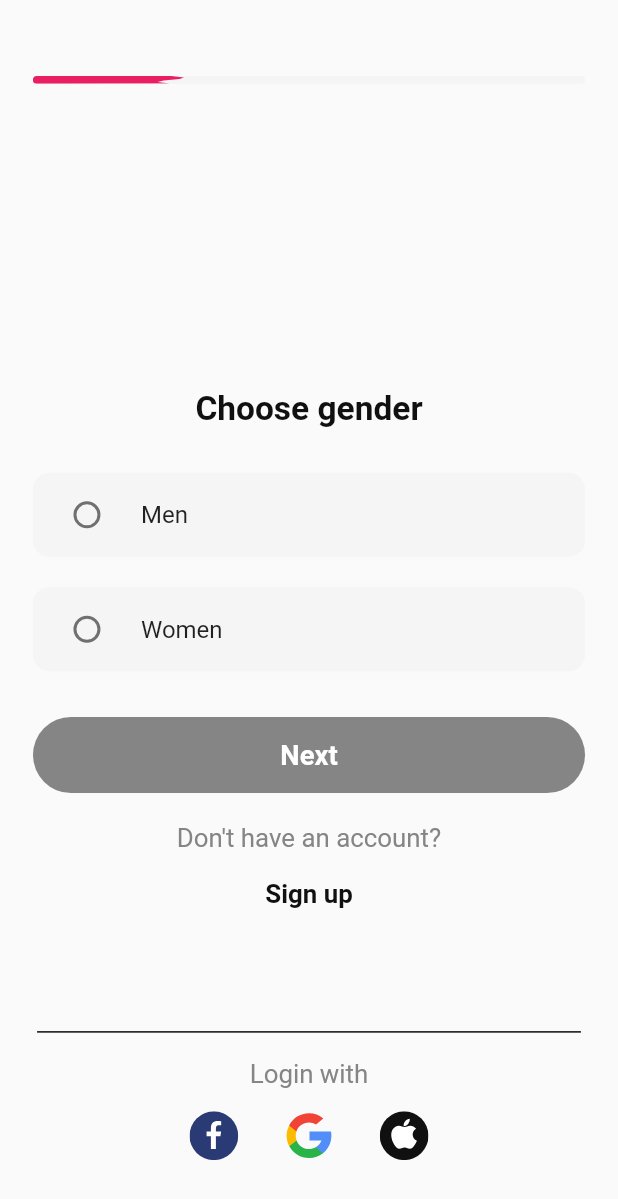
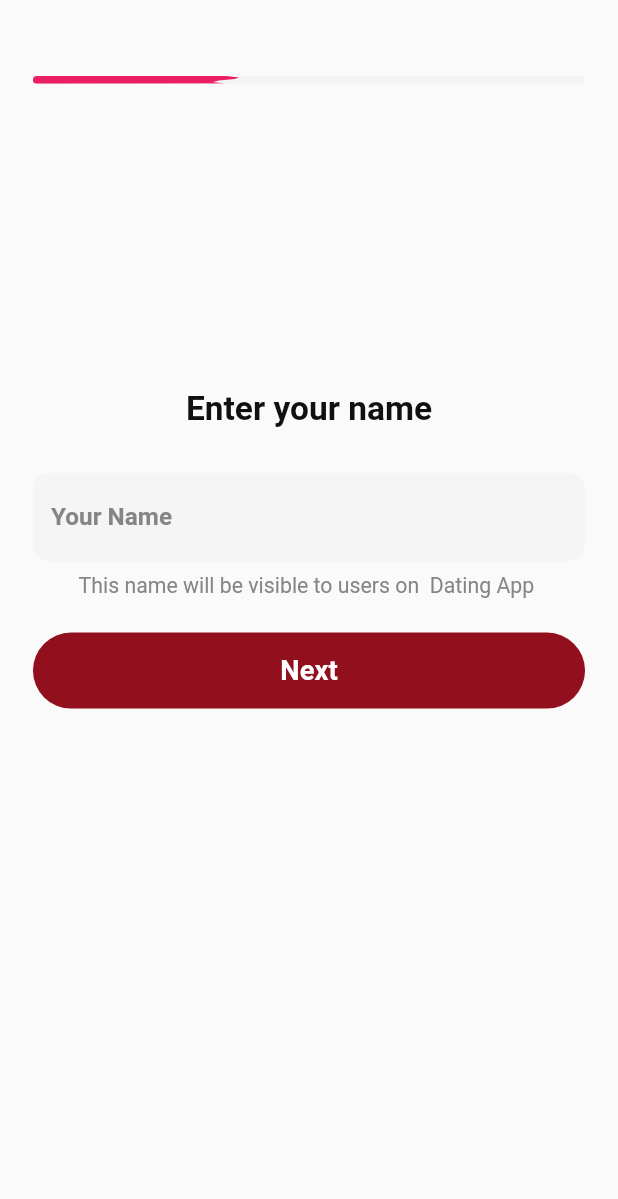
Before and after one commit to Nodirbek05/date_me_project, a Flutter app: the GenderPage screen opened directly, after a tap on "Next", on a phone screen of 412 x 824 dp. Shown: the top 1199 px of the screen. Run offline on Flutter 3.47's test engine with Material 2 defaults, Android fonts, the phone set to English and light mode, and no system bars; drawn by our look-alikes of liquid_progress_indicator; our stand-ins replace flutter_svg, pin_code_fields.

Commit message:
date of birth and name has added

```diff
--- /dev/null
+++ b/lib/screens/auth/enter_name_page.dart
@@ -0,0 +1,130 @@
+import 'package:dateme/core/app_const/app_colors.dart';
+import 'package:dateme/core/responsive/size_config.dart';
+import 'package:dateme/screens/auth/date_of_birth.dart';
+import 'package:dateme/screens/auth/phone_number_page.dart';
+import 'package:flutter/material.dart';
+import 'package:liquid_progress_indicator/liquid_progress_indicator.dart';
+
+class EnterNamePage extends StatefulWidget {
+  const EnterNamePage({Key? key}) : super(key: key);
+
+  @override
+  State<EnterNamePage> createState() => _EnterNamePageState();
+}
+
+class _EnterNamePageState extends State<EnterNamePage> {
+  @override
+  Widget build(BuildContext context) {
+    return Scaffold(
+        body: Padding(
+      padding: EdgeInsets.only(
+        top: getHeight(50.0),
+        right: getWidth(20.0),
+        left: getWidth(20.0),
+      ),
+      child: Column(
+        children: [
+          SizedBox(
+            height: getHeight(5.0),
+            child: LiquidLinearProgressIndicator(
+              value: 0.35, // Defaults to 0.5.
+              valueColor: const AlwaysStoppedAnimation(
+                  Colors.pink), // Defaults to the current Theme's accentColor.
+              backgroundColor: AppColors.lightgrey,
+              // Defaults to the current Theme's backgroundColor.
+              borderColor: Colors.transparent,
+              borderWidth: 1.0,
+              borderRadius: 12.0,
+              direction: Axis
+                  .horizontal, // The direction the liquid moves (Axis.vertical = bottom to top, Axis.horizontal = left to right). Defaults to Axis.horizontal.
+              center: Text(""),
+            ),
+          ),
+          SizedBox(
+            height: getHeight(200.0),
+          ),
+          Center(
+            child: Text(
+              "Enter your name",
+              style: TextStyle(
+                color: AppColors.black,
+                fontSize: getHeight(22.0),
+                fontWeight: FontWeight.w600,
+              ),
+            ),
+          ),
+          SizedBox(
+            height: getHeight(30.0),
+          ),
+          SizedBox(
+            child: Form(
+              child: TextFormField(
+                cursorColor: AppColors.lightgrey,
+                decoration: InputDecoration(
+                  border: OutlineInputBorder(
+                    borderSide: BorderSide.none,
+                    borderRadius: BorderRadius.circular(
+                      getWidth(10.0),
+                    ),
+                  ),
+                  fillColor: AppColors.lightgrey,
+                  filled: true,
+                  focusedBorder: OutlineInputBorder(
+                    borderSide: BorderSide.none,
+                    borderRadius: BorderRadius.circular(10.0),
+                  ),
+                  hintText: "Your Name",
+                  hintStyle: TextStyle(
+                    color: AppColors.inputtextcolor,
+                    fontSize: getHeight(16.0),
+                    fontWeight: FontWeight.w600,
+                  ),
+                ),
+              ),
+            ),
+          ),
+          SizedBox(
+            height: getHeight(8.0),
+          ),
+          Text("This name will be visible to users on  Dating App ",
+              style: TextStyle(
+                color: AppColors.inputtextcolor,
+                fontSize: getHeight(14.0),
+              )),
+          SizedBox(
+            height: getHeight(22.0),
+          ),
+          GestureDetector(
+            onTap: () {
+              Navigator.push(
+                context,
+                MaterialPageRoute(
+                  builder: (context) => const DateOfBirth(),
+                ),
+              );
+            },
+            child: Container(
+              alignment: Alignment.center,
+              height: getHeight(50.0),
+              width: getWidth(345.0),
+              decoration: BoxDecoration(
+                color: AppColors.redButton,
+                borderRadius: BorderRadius.circular(
+                  getWidth(30.0),
+                ),
+              ),
+              child: Text(
+                "Next",
+                style: TextStyle(
+                  color: AppColors.white,
+                  fontSize: getHeight(18.0),
+                  fontWeight: FontWeight.w600,
+                ),
+              ),
+            ),
+          ),
+        ],
+      ),
+    ));
+  }
+}
--- a/lib/screens/auth/gender_page.dart
+++ b/lib/screens/auth/gender_page.dart
@@ -1,4 +1,5 @@
 import 'package:dateme/core/app_const/app_colors.dart';
+import 'package:dateme/screens/auth/enter_name_page.dart';
 import 'package:flutter/material.dart';
 import 'package:flutter_svg/svg.dart';
 import 'package:liquid_progress_indicator/liquid_progress_indicator.dart';
@@ -14,6 +15,10 @@ class GenderPage extends StatefulWidget {
 }
 
 class _GenderPageState extends State<GenderPage> {
+
+
+  int genderValue= -1;
+
   @override
   Widget build(BuildContext context) {
     return Scaffold(
@@ -67,36 +72,35 @@ class _GenderPageState extends State<GenderPage> {
                           getWidth(10.0),
                         ),
                       ),
+                      value: 1,
+                      groupValue: genderValue,
+                      onChanged: (val) {
+                       setState(() {
+
+                         genderValue = 1;
+                       });
+                      },
                       tileColor: AppColors.lightgrey,
                       title: const Text("Men"),
-                      value: true,
-                      groupValue: false,
-                      onChanged: (value) {
-                        setState(() {
-                          value = false;
-                        });
-                      },
                     ),
-
                     SizedBox(
                       height: getHeight(20.0),
                     ),
-
-                     RadioListTile(
+                    RadioListTile(
                       shape: RoundedRectangleBorder(
                         borderRadius: BorderRadius.circular(
                           getWidth(10.0),
                         ),
                       ),
+                      value: 2,
+                      groupValue: genderValue,
+                      onChanged: (val) {
+                        setState(() {
+                          genderValue = 2;
+                        });
+                      },
                       tileColor: AppColors.lightgrey,
                       title: const Text("Women"),
-                      value: true,
-                      groupValue: false,
-                      onChanged: (value) {
-                        setState(() {
-                          value = false;
-                        });
-                      },
                     ),
                   ],
                 ),
@@ -105,13 +109,12 @@ class _GenderPageState extends State<GenderPage> {
             SizedBox(
               height: getHeight(30.0),
             ),
-
             GestureDetector(
               onTap: () {
                 Navigator.push(
                   context,
                   MaterialPageRoute(
-                    builder: (context) =>const GenderPage(),
+                    builder: (context) => const EnterNamePage(),
                   ),
                 );
               },
@@ -120,7 +123,7 @@ class _GenderPageState extends State<GenderPage> {
                 height: getHeight(50.0),
                 width: getWidth(345.0),
                 decoration: BoxDecoration(
-                  color: AppColors.inputtextcolor,
+                  color: genderValue == -1 ? AppColors.inputtextcolor : AppColors.redButton,
                   borderRadius: BorderRadius.circular(
                     getWidth(30.0),
                   ),
@@ -135,7 +138,7 @@ class _GenderPageState extends State<GenderPage> {
                 ),
               ),
             ),
-               SizedBox(
+            SizedBox(
               height: getHeight(20.0),
             ),
             InkWell(
```
Also changed, not shown: lib/screens/auth/date_of_birth.dart (added, +133 -0 lines).
